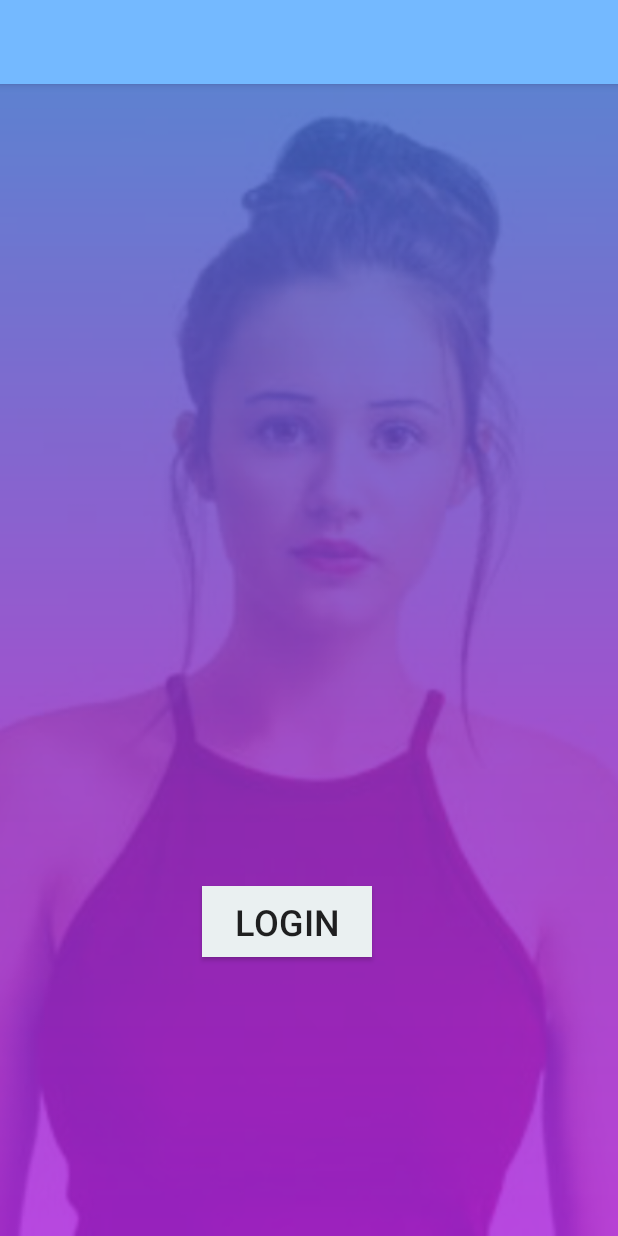
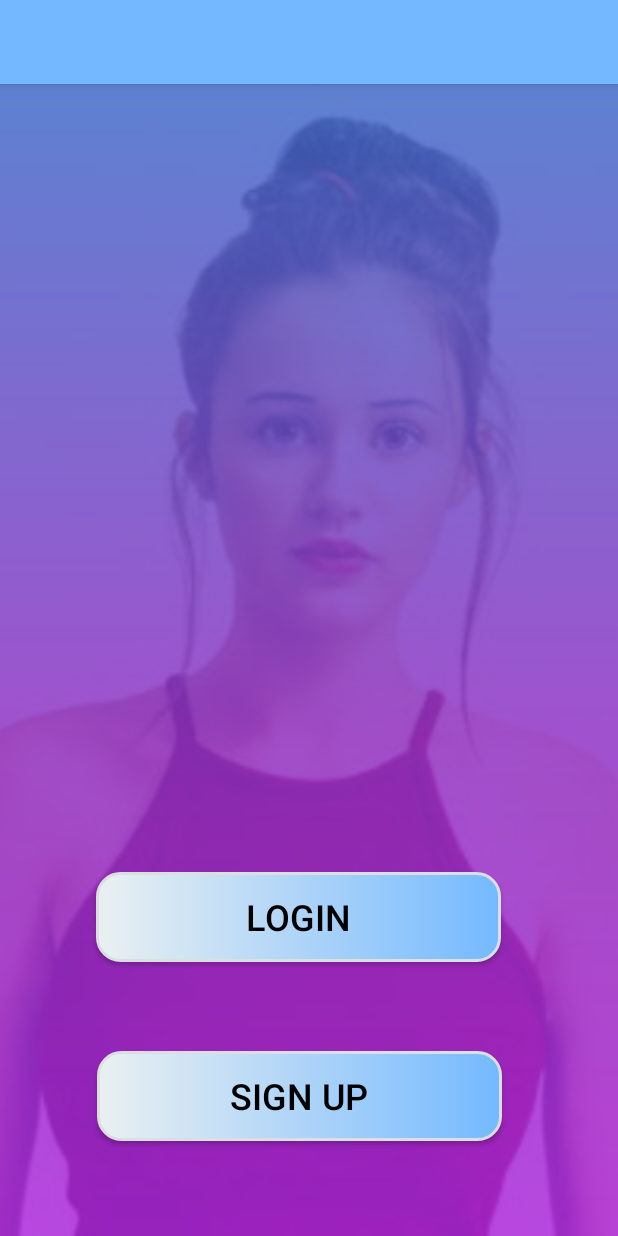
Before and after one commit to HarishSivakumaran/ANDROID-PROJECTS, an Android app: the screen it shows after launch (MainActivity), on a phone screen of 412 x 824 dp. Run offline under Robolectric (Android 15) with nearby library versions, the phone set to English and light mode, and no system bars.

Commit message:
v_changed animation app

```diff
--- a/AnimatedLogin/app/src/main/java/com/example/animatedlogin/MainActivity.java
+++ b/AnimatedLogin/app/src/main/java/com/example/animatedlogin/MainActivity.java
@@ -1,13 +1,18 @@
 package com.example.animatedlogin;
 
 import android.graphics.drawable.AnimationDrawable;
+import android.os.CountDownTimer;
 import android.support.constraint.ConstraintLayout;
 import android.support.v7.app.AppCompatActivity;
 import android.os.Bundle;
+import android.view.View;
+import android.widget.Button;
 
 public class MainActivity extends AppCompatActivity {
 
     private ConstraintLayout constraintLayout;
+    Button login_btn;
+    Button signup_btn;
     @Override
     protected void onCreate(Bundle savedInstanceState) {
         super.onCreate(savedInstanceState);
@@ -17,5 +22,47 @@ public class MainActivity extends AppCompatActivity {
         animationDrawable.setEnterFadeDuration(2000);
         animationDrawable.setExitFadeDuration(2000);
         animationDrawable.start();
+        login_btn=findViewById(R.id.login);
+        signup_btn=findViewById(R.id.signup);
     }
+    public void login(View view)  {
+
+        login_btn.setEnabled(false);
+        new CountDownTimer(3000,1000){
+
+            @Override
+            public void onTick(long millisUntilFinished) {
+
+            }
+
+            @Override
+            public void onFinish() {
+                login_btn.setEnabled(true);
+
+            }
+        }.start();
+
+    }
+    public void signUp(View view)  {
+//        long time=3000;
+        signup_btn.setEnabled(false);
+        new CountDownTimer(3000,1000) {
+
+            @Override
+            public void onTick(long millisUntilFinished) {
+
+            }
+
+            @Override
+            public void onFinish() {
+                signup_btn.setEnabled(true);
+
+            }
+        }.start();
+
+//        wait(time);
+//        signup.setEnabled(true);
+
+    }
+
 }
--- /dev/null
+++ b/AnimatedLogin/app/src/main/res/drawable/button_default.xml
@@ -0,0 +1,24 @@
+<?xml version="1.0" encoding="utf-8"?>
+<shape
+    xmlns:android="http://schemas.android.com/apk/res/android"
+    android:shape="rectangle">
+    <corners
+        android:radius="15dp"/>
+    <gradient
+        android:startColor="#EAF0F1"
+        android:endColor="#74B9FF"/>
+    <size
+        android:height="60dp"
+        android:width="270dp"/>
+    <padding
+        android:top="5dp"
+        android:bottom="5dp"
+        android:left="5dp"
+        android:right="5dp"/>
+    <stroke
+        android:color="#DAE0E2"
+        android:width="2dp"/>
+
+
+
+</shape>
--- /dev/null
+++ b/AnimatedLogin/app/src/main/res/drawable/button_disabled.xml
@@ -0,0 +1,25 @@
+<?xml version="1.0" encoding="utf-8"?>
+<shape
+    xmlns:android="http://schemas.android.com/apk/res/android"
+    android:shape="rectangle">
+    <corners
+        android:radius="15dp"/>
+    <stroke
+        android:color="#DAE0E2"
+        android:width="2dp"/>
+
+    <solid
+        android:color="#DAE0E2"/>
+
+    <size
+        android:height="60dp"
+        android:width="270dp"/>
+    <padding
+        android:top="5dp"
+        android:bottom="5dp"
+        android:left="5dp"
+        android:right="5dp"/>
+
+
+
+</shape>
--- /dev/null
+++ b/AnimatedLogin/app/src/main/res/drawable/button_pressed.xml
@@ -0,0 +1,24 @@
+<?xml version="1.0" encoding="utf-8"?>
+<shape
+    xmlns:android="http://schemas.android.com/apk/res/android"
+    android:shape="rectangle">
+    <corners
+        android:radius="15dp"/>
+
+    <solid
+        android:color="#74B9FF"/>
+    <stroke
+        android:color="#DAE0E2"
+        android:width="2dp"/>
+    <size
+        android:height="60dp"
+        android:width="270dp"/>
+    <padding
+        android:top="5dp"
+        android:bottom="5dp"
+        android:left="5dp"
+        android:right="5dp"/>
+
+
+
+</shape>
--- /dev/null
+++ b/AnimatedLogin/app/src/main/res/drawable/custom_button.xml
@@ -0,0 +1,12 @@
+<?xml version="1.0" encoding="utf-8"?>
+<selector xmlns:android="http://schemas.android.com/apk/res/android">
+    <item
+        android:state_pressed="true"
+        android:drawable="@drawable/button_pressed"/>
+    <item
+        android:state_enabled="false"
+        android:drawable="@drawable/button_disabled"/>
+    <item
+        android:drawable="@drawable/button_default"/>
+
+</selector>
--- a/AnimatedLogin/app/src/main/res/drawable/ic_launcher_foreground.xml
+++ b/AnimatedLogin/app/src/main/res/drawable/ic_launcher_foreground.xml
@@ -1,9 +1,12 @@
 <vector xmlns:android="http://schemas.android.com/apk/res/android"
     android:width="108dp"
     android:height="108dp"
-    android:viewportWidth="24"
-    android:viewportHeight="24">
-    <path
-        android:fillColor="#FF000000"
-        android:pathData="M11.8,10.9c-2.27,-0.59 -3,-1.2 -3,-2.15 0,-1.09 1.01,-1.85 2.7,-1.85 1.78,0 2.44,0.85 2.5,2.1h2.21c-0.07,-1.72 -1.12,-3.3 -3.21,-3.81V3h-3v2.16c-1.94,0.42 -3.5,1.68 -3.5,3.61 0,2.31 1.91,3.46 4.7,4.13 2.5,0.6 3,1.48 3,2.41 0,0.69 -0.49,1.79 -2.7,1.79 -2.06,0 -2.87,-0.92 -2.98,-2.1h-2.2c0.12,2.19 1.76,3.42 3.68,3.83V21h3v-2.15c1.95,-0.37 3.5,-1.5 3.5,-3.55 0,-2.84 -2.43,-3.81 -4.7,-4.4z"/>
+    android:viewportWidth="41.37931"
+    android:viewportHeight="41.37931">
+  <group android:translateX="8.689655"
+      android:translateY="8.689655">
+      <path
+          android:fillColor="#FF000000"
+          android:pathData="M3,6h18L21,4L3,4c-1.1,0 -2,0.9 -2,2v12c0,1.1 0.9,2 2,2h4v-2L3,18L3,6zM13,12L9,12v1.78c-0.61,0.55 -1,1.33 -1,2.22s0.39,1.67 1,2.22L9,20h4v-1.78c0.61,-0.55 1,-1.34 1,-2.22s-0.39,-1.67 -1,-2.22L13,12zM11,17.5c-0.83,0 -1.5,-0.67 -1.5,-1.5s0.67,-1.5 1.5,-1.5 1.5,0.67 1.5,1.5 -0.67,1.5 -1.5,1.5zM22,8h-6c-0.5,0 -1,0.5 -1,1v10c0,0.5 0.5,1 1,1h6c0.5,0 1,-0.5 1,-1L23,9c0,-0.5 -0.5,-1 -1,-1zM21,18h-4v-8h4v8z"/>
+  </group>
 </vector>
--- a/AnimatedLogin/app/src/main/res/layout/activity_main.xml
+++ b/AnimatedLogin/app/src/main/res/layout/activity_main.xml
@@ -9,16 +9,38 @@
     android:id="@+id/layout_root">
 
     <Button
-        android:layout_width="113dp"
-        android:layout_height="47dp"
-        android:background="#EAF0F1"
+        android:id="@+id/login"
+        android:layout_width="wrap_content"
+        android:layout_height="wrap_content"
         android:text="LOGIN"
+        android:background="@drawable/custom_button"
         android:textSize="24dp"
         app:layout_constraintBottom_toBottomOf="parent"
         app:layout_constraintHorizontal_bias="0.45"
         app:layout_constraintLeft_toLeftOf="parent"
         app:layout_constraintRight_toRightOf="parent"
         app:layout_constraintTop_toTopOf="parent"
-        app:layout_constraintVertical_bias="0.742" />
+        app:layout_constraintVertical_bias="0.742"
+        android:onClick="login"
+        />
+
+    <Button
+        android:id="@+id/signup"
+        android:layout_width="wrap_content"
+        android:layout_height="wrap_content"
+        android:layout_marginStart="8dp"
+        android:layout_marginTop="8dp"
+        android:layout_marginEnd="8dp"
+        android:layout_marginBottom="8dp"
+        android:onClick="signUp"
+        android:text="SIGN UP"
+        android:textSize="24dp"
+        app:layout_constraintBottom_toBottomOf="parent"
+        app:layout_constraintEnd_toEndOf="parent"
+        app:layout_constraintHorizontal_bias="0.448"
+        app:layout_constraintStart_toStartOf="parent"
+        app:layout_constraintTop_toBottomOf="@+id/login"
+        app:layout_constraintVertical_bias="0.484" />
+
 
 </android.support.constraint.ConstraintLayout>
--- a/AnimatedLogin/app/src/main/res/values/ic_launcher_background.xml
+++ b/AnimatedLogin/app/src/main/res/values/ic_launcher_background.xml
@@ -1,4 +1,4 @@
 <?xml version="1.0" encoding="utf-8"?>
 <resources>
-    <color name="ic_launcher_background">#906DA6</color>
+    <color name="ic_launcher_background">#21A694</color>
 </resources>
--- a/AnimatedLogin/app/src/main/res/values/styles.xml
+++ b/AnimatedLogin/app/src/main/res/values/styles.xml
@@ -6,6 +6,12 @@
         <item name="colorPrimary">@color/colorPrimary</item>
         <item name="colorPrimaryDark">@color/colorPrimaryDark</item>
         <item name="colorAccent">@color/colorAccent</item>
+        <item name="buttonStyle">@style/customButton2</item>
+    </style>
+    <style name="customButton2" parent="Widget.AppCompat.Button">
+        <item name="android:background">@drawable/custom_button</item>
+        <item name="android:textColor">@android:color/background_dark</item>
+
     </style>
 
 </resources>
```
Also changed, not shown: AnimatedLogin/app/src/main/ic_launcher-web.png, AnimatedLogin/app/src/main/res/mipmap-hdpi/ic_launcher.png, AnimatedLogin/app/src/main/res/mipmap-hdpi/ic_launcher_round.png, AnimatedLogin/app/src/main/res/mipmap-mdpi/ic_launcher.png, AnimatedLogin/app/src/main/res/mipmap-mdpi/ic_launcher_round.png, AnimatedLogin/app/src/main/res/mipmap-xhdpi/ic_launcher.png, AnimatedLogin/app/src/main/res/mipmap-xhdpi/ic_launcher_round.png, AnimatedLogin/app/src/main/res/mipmap-xxhdpi/ic_launcher.png, AnimatedLogin/app/src/main/res/mipmap-xxhdpi/ic_launcher_round.png, AnimatedLogin/app/src/main/res/mipmap-xxxhdpi/ic_launcher.png, AnimatedLogin/app/src/main/res/mipmap-xxxhdpi/ic_launcher_round.png.
